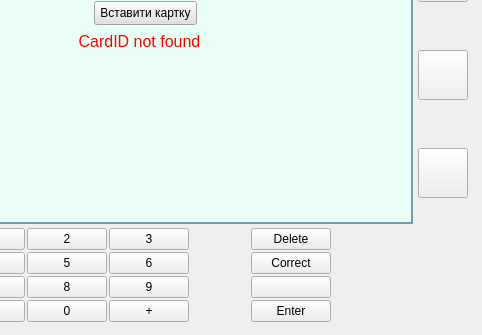
The window that ATM_Project/mainwindow.ui (artikgak/MOOP_ATM) describes before a commit, drawn with Qt 5; both pictures show x 198 to 680 and y 215 to 550 of the 680 by 550 pixel window.
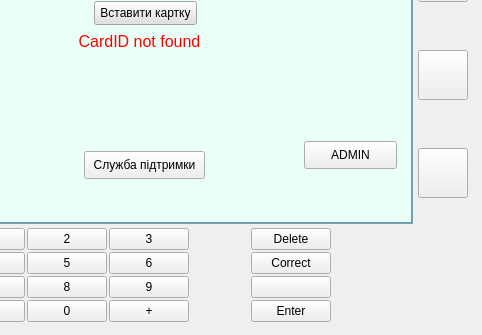
The same window after the commit. The open tabs and pages were chosen to show the change. Icons and pictures are not drawn.

Diff of the .ui file:
```diff
--- a/ATM_Project/mainwindow.ui
+++ b/ATM_Project/mainwindow.ui
@@ -190,6 +190,38 @@
              <set>Qt::AlignCenter</set>
             </property>
            </widget>
+           <widget class="QPushButton" name="adminButton">
+            <property name="geometry">
+             <rect>
+              <x>440</x>
+              <y>310</y>
+              <width>93</width>
+              <height>28</height>
+             </rect>
+            </property>
+            <property name="sizePolicy">
+             <sizepolicy hsizetype="Fixed" vsizetype="Fixed">
+              <horstretch>0</horstretch>
+              <verstretch>0</verstretch>
+             </sizepolicy>
+            </property>
+            <property name="text">
+             <string>ADMIN</string>
+            </property>
+           </widget>
+           <widget class="QPushButton" name="helpServiceButton">
+            <property name="geometry">
+             <rect>
+              <x>220</x>
+              <y>320</y>
+              <width>121</width>
+              <height>28</height>
+             </rect>
+            </property>
+            <property name="text">
+             <string>Служба підтримки</string>
+            </property>
+           </widget>
           </widget>
           <widget class="QWidget" name="PIN_p">
            <widget class="QWidget" name="verticalLayoutWidget">
```
Left out of the diff: 910 changed lines with no effect on the pictures.
